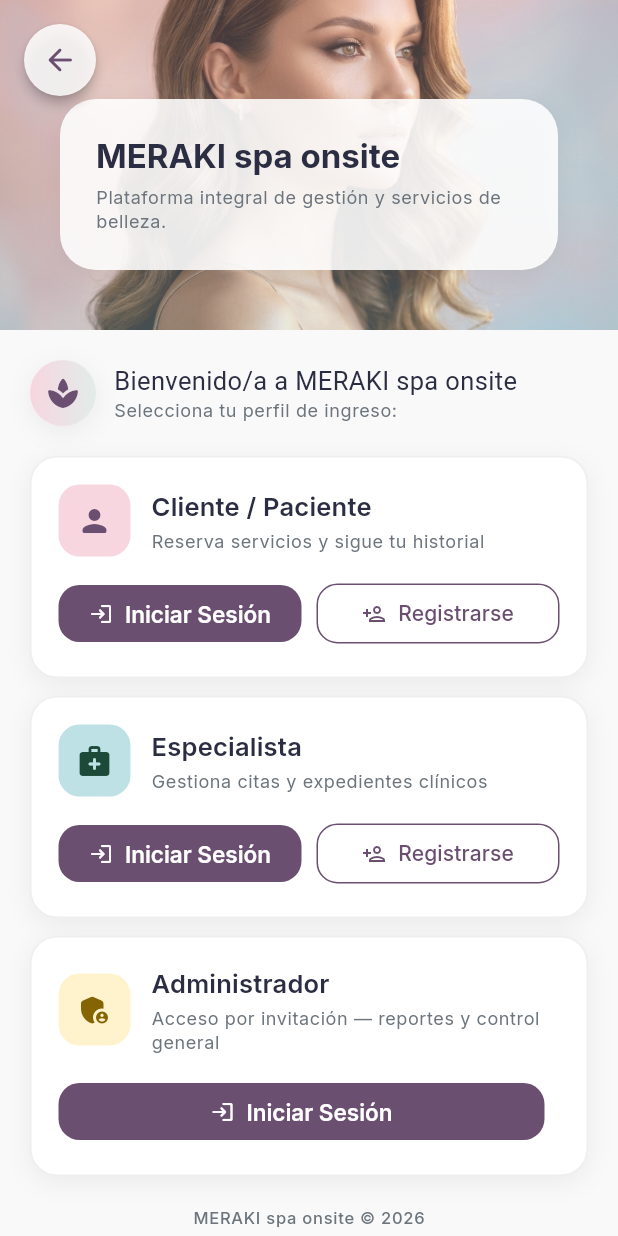
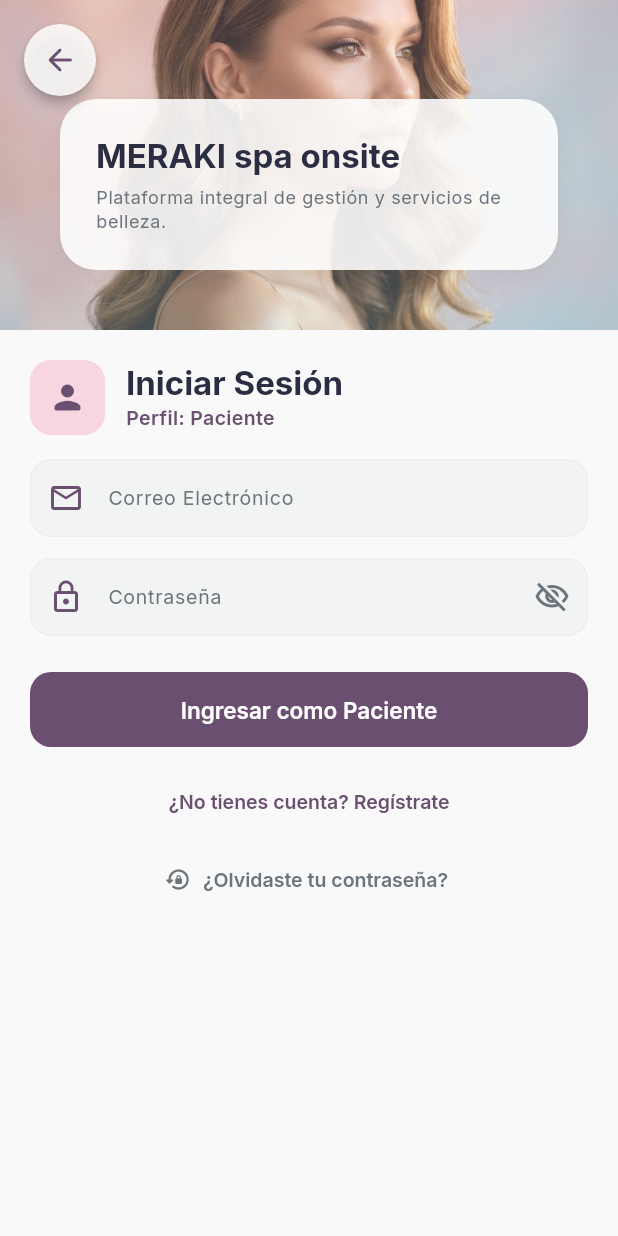
Before and after one commit to Strani-Beauty/EsteticaBellezaStrani, a Flutter app: the LoginScreen screen opened by its route, on a phone screen of 412 x 824 dp. Run offline on Flutter 3.47's test engine with Material 3 defaults, Android fonts, the phone set to English and light mode, and no system bars; our stand-ins replace cached_network_image, equatable, file_picker, firebase_core, firebase_messaging, flutter_bloc and 13 more; missing offline and left inert: dart:js_interop, dicebear_core, dicebear_styles, flutter_stripe, flutter_stripe_web; accounts and stored records are empty; project files that could hold a hidden picture were left out; key blocks and very long unbroken strings in the code were emptied for the run.

Commit message:
Elimina la vista de seleccion de rol del login y deja solo accesos por rol

```diff
--- a/lib/features/auth_users/presentation/screens/login_screen.dart
+++ b/lib/features/auth_users/presentation/screens/login_screen.dart
@@ -1,13 +1,11 @@
 import 'package:flutter/material.dart';
 import 'package:flutter_bloc/flutter_bloc.dart';
 import 'package:go_router/go_router.dart';
-import 'package:google_fonts/google_fonts.dart';
 import 'package:esteticaybellezastrani/app/config/app_theme.dart';
 import 'package:esteticaybellezastrani/app/config/app_constants.dart';
 import 'package:esteticaybellezastrani/app/config/app_routes.dart';
 import 'package:esteticaybellezastrani/app/core/utils/validators.dart';
 import '../cubits/auth_cubit.dart';
-import '../widgets/role_selector_card.dart';
 import '../widgets/auth_form_section.dart';
 
 /// Pantalla de autenticación — Login + Registro por rol.
@@ -42,10 +40,10 @@ class LoginScreen extends StatefulWidget {
 }
 
 enum _UserType { client, specialist, admin }
-enum _AuthMode { roleSelection, signIn, signUp }
+enum _AuthMode { signIn, signUp }
 
 class _LoginScreenState extends State<LoginScreen> {
-  _AuthMode _mode = _AuthMode.roleSelection;
+  _AuthMode _mode = _AuthMode.signIn;
   _UserType _selectedType = _UserType.client;
 
   final _formKey = GlobalKey<FormState>();
@@ -245,93 +243,13 @@ class _LoginScreenState extends State<LoginScreen> {
     return AnimatedSwitcher(
       duration: const Duration(milliseconds: 280),
       child: switch (_mode) {
-        _AuthMode.roleSelection => _buildRoleSelection(),
-        _AuthMode.signIn        => _buildAuthForm(isSignIn: true),
-        _AuthMode.signUp        => _buildAuthForm(isSignIn: false),
+        _AuthMode.signIn => _buildAuthForm(isSignIn: true),
+        _AuthMode.signUp => _buildAuthForm(isSignIn: false),
       },
     );
   }
 
-  // ── Vista 1: Selección de Rol ───────────────────────────────
-  Widget _buildRoleSelection() {
-    return Column(
-      key: const ValueKey('roleSelection'),
-      crossAxisAlignment: CrossAxisAlignment.start,
-      children: [
-        Row(
-          children: [
-            Container(
-              padding: const EdgeInsets.all(10),
-              decoration: BoxDecoration(
-                gradient: const LinearGradient(
-                  colors: [AppTheme.cPastelPink, AppTheme.cPastelPurple],
-                ),
-                shape: BoxShape.circle,
-                boxShadow: AppTheme.cardShadow,
-              ),
-              child: const Icon(Icons.spa_rounded, size: 24, color: AppTheme.cDeepAccent),
-            ),
-            const SizedBox(width: 12),
-            Expanded(
-              child: Column(
-                crossAxisAlignment: CrossAxisAlignment.start,
-                children: [
-                  Text(
-                    'Bienvenido/a a MERAKI spa onsite',
-                    style: GoogleFonts.gfsDidot(
-                      fontSize: 17,
-                      color: AppTheme.cDarkText,
-                    ),
-                  ),
-                  Text('Selecciona tu perfil de ingreso:',
-                      style: Theme.of(context).textTheme.bodySmall),
-                ],
-              ),
-            ),
-          ],
-        ),
-        const SizedBox(height: 20),
-        RoleSelectorCard(
-          icon: Icons.person_rounded,
-          title: 'Cliente / Paciente',
-          description: 'Reserva servicios y sigue tu historial',
-          badgeColor: AppTheme.cPastelPink,
-          iconColor: AppTheme.cDeepAccent,
-          onSignIn: () => _goToAuth(_UserType.client, signIn: true),
-          onSignUp: () => _goToAuth(_UserType.client, signIn: false),
-        ),
-        const SizedBox(height: 12),
-        RoleSelectorCard(
-          icon: Icons.medical_services_rounded,
-          title: 'Especialista',
-          description: 'Gestiona citas y expedientes clínicos',
-          badgeColor: AppTheme.cPastelBlue,
-          iconColor: AppTheme.cBrandGreen,
-          onSignIn: () => _goToAuth(_UserType.specialist, signIn: true),
-          onSignUp: () => _goToAuth(_UserType.specialist, signIn: false),
-        ),
-        const SizedBox(height: 12),
-        RoleSelectorCard(
-          icon: Icons.admin_panel_settings_rounded,
-          title: 'Administrador',
-          description: 'Acceso por invitación — reportes y control general',
-          badgeColor: AppTheme.cPastelGold,
-          iconColor: AppTheme.cGoldAccent,
-          onSignIn: () => _goToAuth(_UserType.admin, signIn: true),
-          onSignUp: null,
-        ),
-        const SizedBox(height: 20),
-        Center(
-          child: Text(
-            '${AppConstants.appName} © 2026',
-            style: Theme.of(context).textTheme.labelSmall,
-          ),
-        ),
-      ],
-    );
-  }
-
-  // ── Vista 2: Formulario Auth ────────────────────────────────
+  // ── Formulario Auth ────────────────────────────────────────
   Widget _buildAuthForm({required bool isSignIn}) {
     return BlocBuilder<AuthCubit, AuthState>(
       builder: (context, state) {
@@ -342,13 +260,6 @@ class _LoginScreenState extends State<LoginScreen> {
             key: ValueKey(isSignIn ? 'signIn' : 'signUp'),
             crossAxisAlignment: CrossAxisAlignment.start,
             children: [
-              TextButton.icon(
-                onPressed: () => setState(() => _mode = _AuthMode.roleSelection),
-                icon: const Icon(Icons.arrow_back_rounded,
-                    color: AppTheme.cDeepAccent, size: 20),
-                label: const Text('Volver a selección'),
-              ),
-              const SizedBox(height: 12),
               AuthFormSection(
                 isSignIn: isSignIn,
                 rolNombre: _rolNombre,
@@ -461,13 +372,6 @@ class _LoginScreenState extends State<LoginScreen> {
   }
 
   // ── Acciones ────────────────────────────────────────────────
-  void _goToAuth(_UserType type, {required bool signIn}) {
-    setState(() {
-      _selectedType = type;
-      _mode = signIn ? _AuthMode.signIn : _AuthMode.signUp;
-    });
-  }
-
   void _submit(bool isSignIn) {
     if (!(_formKey.currentState?.validate() ?? false)) return;
     final cubit = context.read<AuthCubit>();
```
Also changed, not shown: 1 other file.
